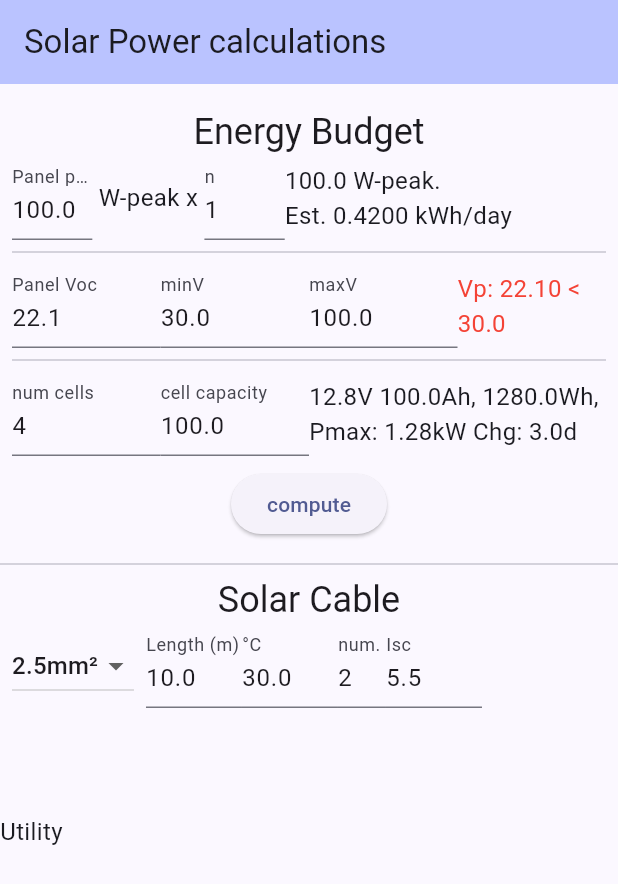
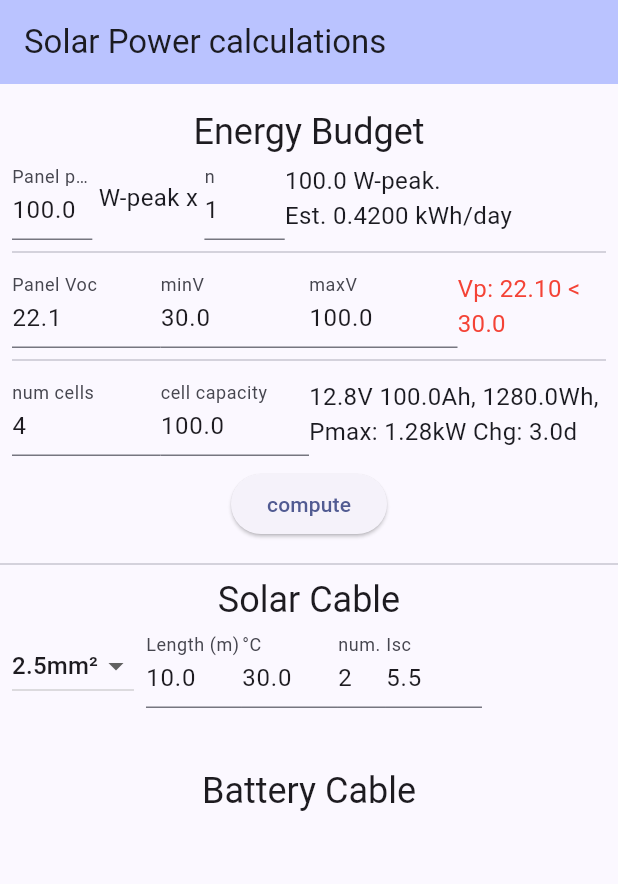
Before and after one commit to siuyin/solarcalc, a Flutter app: the screen it shows after launch, on a phone screen of 412 x 824 dp. Shown: the top 884 px of the screen. Run offline on Flutter 3.47's test engine with Material 3 defaults, Android fonts, the phone set to English and light mode, and no system bars; our stand-ins replace hive_flutter; accounts and stored records are empty.

Commit message:
refactor: create Heading widget

```diff
--- a/lib/main.dart
+++ b/lib/main.dart
@@ -115,7 +115,32 @@ class _EnergyBudgetState extends State<EnergyBudget> {
 
   final numCellsController = TextEditingController();
   final cellCapacityController = TextEditingController();
+
   dynamic box;
+
+  @override
+  Widget build(BuildContext context) {
+    return Container(
+      padding: const EdgeInsets.fromLTRB(8, 16, 8, 0),
+      child: Column(
+        children: [
+          const Heading(title: 'Energy Budget'),
+          panelPowerCalc(),
+          const Divider(),
+          panelVoltageCalc(),
+          const Divider(),
+          batteryCapacityCalc(),
+          Padding(
+            padding: const EdgeInsets.all(8.0),
+            child: ElevatedButton(
+              onPressed: compute,
+              child: const Text('compute'),
+            ),
+          ),
+        ],
+      ),
+    );
+  }
 
   @override
   void initState() {
@@ -292,33 +317,6 @@ class _EnergyBudgetState extends State<EnergyBudget> {
       panelPower = double.tryParse(panelPowerController.text) ?? 0.0;
       box.put('panelPower', panelPower);
     });
-  }
-
-  @override
-  Widget build(BuildContext context) {
-    return Container(
-      padding: const EdgeInsets.fromLTRB(8, 16, 8, 0),
-      child: Column(
-        children: [
-          Text(
-            'Energy Budget',
-            style: Theme.of(context).textTheme.headlineSmall,
-          ),
-          panelPowerCalc(),
-          const Divider(),
-          panelVoltageCalc(),
-          const Divider(),
-          batteryCapacityCalc(),
-          Padding(
-            padding: const EdgeInsets.all(8.0),
-            child: ElevatedButton(
-              onPressed: compute,
-              child: const Text('compute'),
-            ),
-          ),
-        ],
-      ),
-    );
   }
 
   Row batteryCapacityCalc() {
@@ -537,10 +535,7 @@ class _SolarCableState extends State<SolarCable> {
     return Column(
       children: [
         const Divider(),
-        Text(
-          'Solar Cable',
-          style: Theme.of(context).textTheme.headlineSmall,
-        ),
+        const Heading(title: 'Solar Cable'),
         Row(
           // crossAxisAlignment: CrossAxisAlignment.end,
           children: [
@@ -657,7 +652,21 @@ class _SolarCableState extends State<SolarCable> {
   }
 }
 
+class Heading extends StatelessWidget {
+  const Heading({
+    super.key,
+    required this.title,
+  });
+  final String title;
 
+  @override
+  Widget build(BuildContext context) {
+    return Text(
+      title,
+      style: Theme.of(context).textTheme.headlineSmall,
+    );
+  }
+}
 
 class BatteryCable extends StatefulWidget {
   const BatteryCable({super.key});
@@ -669,9 +678,10 @@ class BatteryCable extends StatefulWidget {
 class _BatteryCableState extends State<BatteryCable> {
   @override
   Widget build(BuildContext context) {
-    return Container(
-      padding: const EdgeInsets.only(top: 32),
-      child: const Text('Utility'),
+    return const Column(
+      children: [
+        Heading(title: 'Battery Cable'),
+      ],
     );
   }
 }
```
